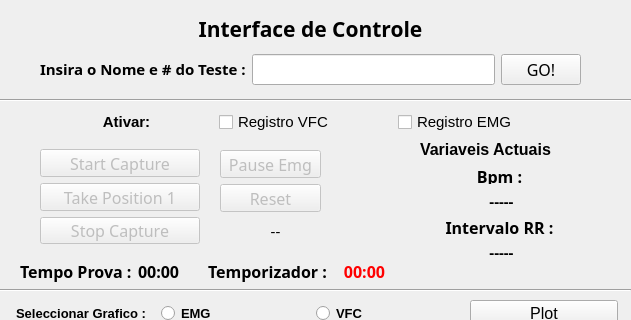
Before: the Qt Designer form control3Deportivo/ui/home.ui in DiegoPaezA/BeaglePython, drawn with Qt 5; both pictures show x 0 to 631 and y 0 to 320 of the 631 by 570 pixel window.
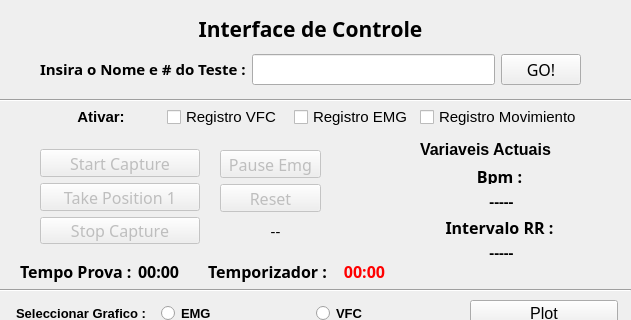
After: the same form once the commit is applied. Custom widgets are drawn as their Qt base class.

```diff
--- a/control3Deportivo/ui/home.ui
+++ b/control3Deportivo/ui/home.ui
@@ -264,59 +264,6 @@
      <enum>Qt::Horizontal</enum>
     </property>
    </widget>
-   <widget class="QWidget" name="layoutWidget">
-    <property name="geometry">
-     <rect>
-      <x>40</x>
-      <y>110</y>
-      <width>531</width>
-      <height>25</height>
-     </rect>
-    </property>
-    <layout class="QGridLayout" name="gridLayout_6">
-     <item row="0" column="0">
-      <widget class="QLabel" name="label_11">
-       <property name="font">
-        <font>
-         <pointsize>11</pointsize>
-         <weight>75</weight>
-         <bold>true</bold>
-        </font>
-       </property>
-       <property name="text">
-        <string>Ativar:</string>
-       </property>
-       <property name="alignment">
-        <set>Qt::AlignCenter</set>
-       </property>
-      </widget>
-     </item>
-     <item row="0" column="2">
-      <widget class="QCheckBox" name="activarEMG">
-       <property name="font">
-        <font>
-         <pointsize>11</pointsize>
-        </font>
-       </property>
-       <property name="text">
-        <string>Registro EMG</string>
-       </property>
-      </widget>
-     </item>
-     <item row="0" column="1">
-      <widget class="QCheckBox" name="activarVFC">
-       <property name="font">
-        <font>
-         <pointsize>11</pointsize>
-        </font>
-       </property>
-       <property name="text">
-        <string>Registro VFC</string>
-       </property>
-      </widget>
-     </item>
-    </layout>
-   </widget>
    <widget class="QWidget" name="layoutWidget">
     <property name="geometry">
      <rect>
@@ -533,6 +480,71 @@
      <set>Qt::AlignCenter</set>
     </property>
    </widget>
+   <widget class="QWidget" name="">
+    <property name="geometry">
+     <rect>
+      <x>41</x>
+      <y>105</y>
+      <width>541</width>
+      <height>25</height>
+     </rect>
+    </property>
+    <layout class="QGridLayout" name="gridLayout_5">
+     <item row="0" column="0">
+      <widget class="QLabel" name="label_11">
+       <property name="font">
+        <font>
+         <pointsize>11</pointsize>
+         <weight>75</weight>
+         <bold>true</bold>
+        </font>
+       </property>
+       <property name="text">
+        <string>Ativar:</string>
+       </property>
+       <property name="alignment">
+        <set>Qt::AlignCenter</set>
+       </property>
+      </widget>
+     </item>
+     <item row="0" column="1">
+      <widget class="QCheckBox" name="activarVFC">
+       <property name="font">
+        <font>
+         <pointsize>11</pointsize>
+        </font>
+       </property>
+       <property name="text">
+        <string>Registro VFC</string>
+       </property>
+      </widget>
+     </item>
+     <item row="0" column="2">
+      <widget class="QCheckBox" name="activarEMG">
+       <property name="font">
+        <font>
+         <pointsize>11</pointsize>
+        </font>
+       </property>
+       <property name="text">
+        <string>Registro EMG</string>
+       </property>
+      </widget>
+     </item>
+     <item row="0" column="3">
+      <widget class="QCheckBox" name="activarIMUS">
+       <property name="font">
+        <font>
+         <pointsize>11</pointsize>
+        </font>
+       </property>
+       <property name="text">
+        <string>Registro Movimiento</string>
+       </property>
+      </widget>
+     </item>
+    </layout>
+   </widget>
   </widget>
  </widget>
  <customwidgets>
```
